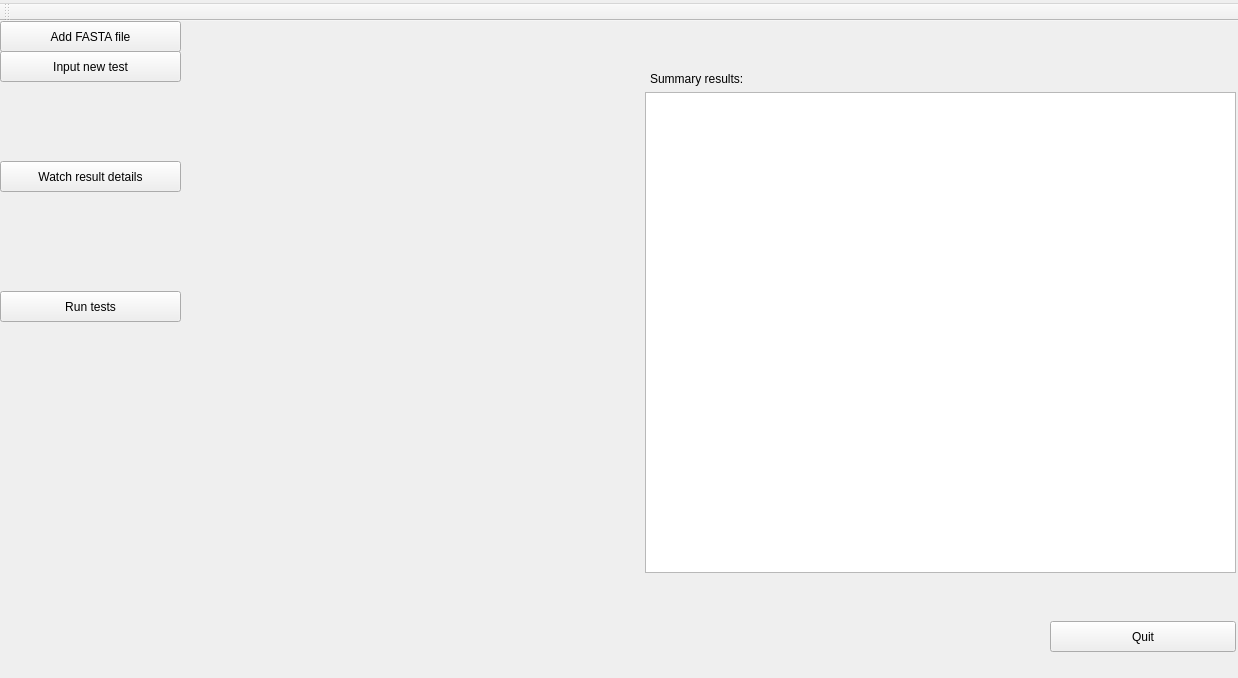
Old version of the form Helix/GUI/mainwindow.ui in the repository evertheylen/TA_TO.
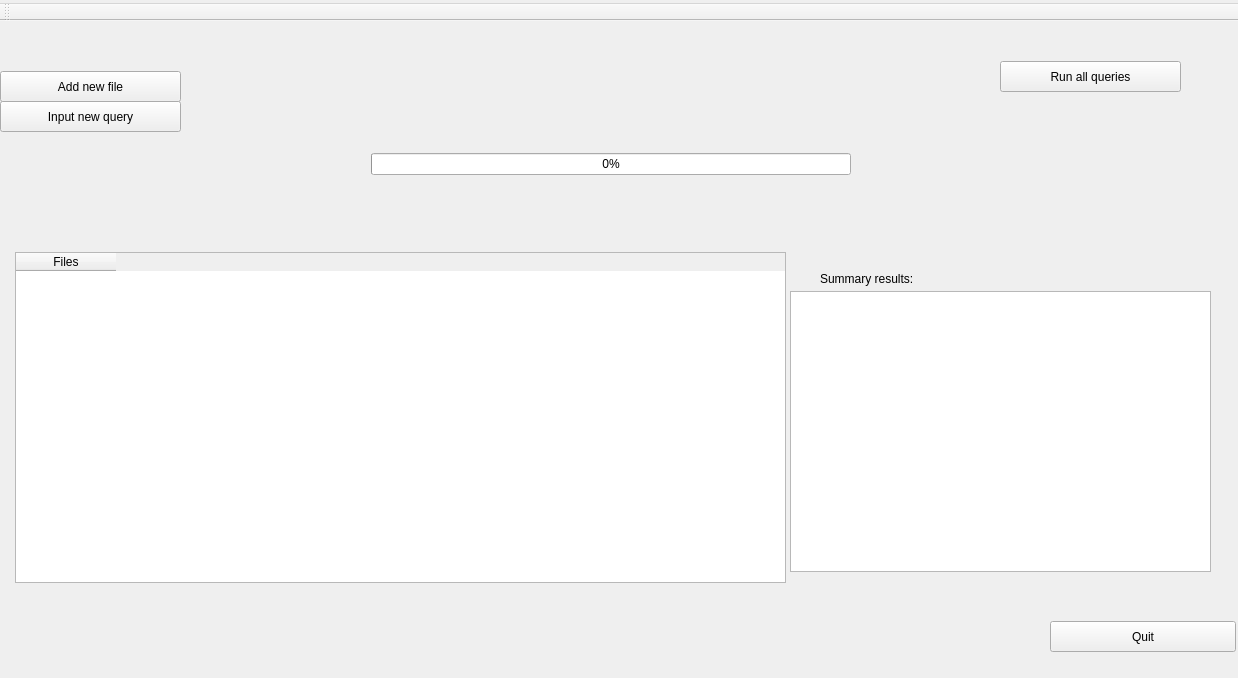
New version of the form. Icons and pictures are not drawn.

Diff of the .ui file:
```diff
--- a/Helix/GUI/mainwindow.ui
+++ b/Helix/GUI/mainwindow.ui
@@ -24,7 +24,7 @@
     <property name="geometry">
      <rect>
       <x>0</x>
-      <y>0</y>
+      <y>50</y>
       <width>181</width>
       <height>31</height>
      </rect>
@@ -33,7 +33,7 @@
      <string notr="true"/>
     </property>
     <property name="text">
-     <string>Add FASTA file</string>
+     <string>Add new file</string>
     </property>
    </widget>
    <widget class="QPushButton" name="quitprogram">
@@ -61,30 +61,11 @@
      <string>Quit</string>
     </property>
    </widget>
-   <widget class="QLabel" name="helixlogo">
-    <property name="geometry">
-     <rect>
-      <x>1150</x>
-      <y>10</y>
-      <width>81</width>
-      <height>51</height>
-     </rect>
-    </property>
-    <property name="text">
-     <string/>
-    </property>
-    <property name="pixmap">
-     <pixmap resource="logo.qrc">:/:/logos/HELIX2_negatief.png</pixmap>
-    </property>
-    <property name="scaledContents">
-     <bool>true</bool>
-    </property>
-   </widget>
    <widget class="QPushButton" name="addtestbutton">
     <property name="geometry">
      <rect>
       <x>0</x>
-      <y>30</y>
+      <y>80</y>
       <width>181</width>
       <height>31</height>
      </rect>
@@ -93,40 +74,27 @@
      <string notr="true"/>
     </property>
     <property name="text">
-     <string>Input new test</string>
+     <string>Input new query</string>
     </property>
    </widget>
    <widget class="QPushButton" name="runtests">
     <property name="geometry">
      <rect>
-      <x>0</x>
-      <y>270</y>
+      <x>1000</x>
+      <y>40</y>
       <width>181</width>
       <height>31</height>
      </rect>
     </property>
     <property name="text">
-     <string>Run tests</string>
-    </property>
-   </widget>
-   <widget class="QPushButton" name="results">
-    <property name="geometry">
-     <rect>
-      <x>0</x>
-      <y>140</y>
-      <width>181</width>
-      <height>31</height>
-     </rect>
-    </property>
-    <property name="text">
-     <string>Watch result details</string>
+     <string>Run all queries</string>
     </property>
    </widget>
    <widget class="QLabel" name="label_2">
     <property name="geometry">
      <rect>
-      <x>650</x>
-      <y>50</y>
+      <x>820</x>
+      <y>250</y>
       <width>121</width>
       <height>16</height>
      </rect>
@@ -138,13 +106,66 @@
    <widget class="QTextBrowser" name="textBrowser">
     <property name="geometry">
      <rect>
-      <x>645</x>
-      <y>71</y>
-      <width>591</width>
-      <height>481</height>
+      <x>790</x>
+      <y>270</y>
+      <width>421</width>
+      <height>281</height>
      </rect>
     </property>
    </widget>
+   <widget class="QTableWidget" name="tableWidget">
+    <property name="geometry">
+     <rect>
+      <x>15</x>
+      <y>231</y>
+      <width>771</width>
+      <height>331</height>
+     </rect>
+    </property>
+    <column>
+     <property name="text">
+      <string>Files</string>
+     </property>
+    </column>
+   </widget>
+   <widget class="QWidget" name="">
+    <property name="geometry">
+     <rect>
+      <x>360</x>
+      <y>10</y>
+      <width>502</width>
+      <height>183</height>
+     </rect>
+    </property>
+    <layout class="QVBoxLayout" name="verticalLayout">
+     <item>
+      <widget class="QLabel" name="helixlogo">
+       <property name="maximumSize">
+        <size>
+         <width>500</width>
+         <height>150</height>
+        </size>
+       </property>
+       <property name="text">
+        <string/>
+       </property>
+       <property name="pixmap">
+        <pixmap resource="logo.qrc">:/:/logos/HELIX2_negatief.png</pixmap>
+       </property>
+       <property name="scaledContents">
+        <bool>true</bool>
+       </property>
+      </widget>
+     </item>
+     <item alignment="Qt::AlignVCenter">
+      <widget class="QProgressBar" name="progressBar">
+       <property name="value">
+        <number>0</number>
+       </property>
+      </widget>
+     </item>
+    </layout>
+   </widget>
   </widget>
   <widget class="QMenuBar" name="menuBar">
    <property name="geometry">
```
